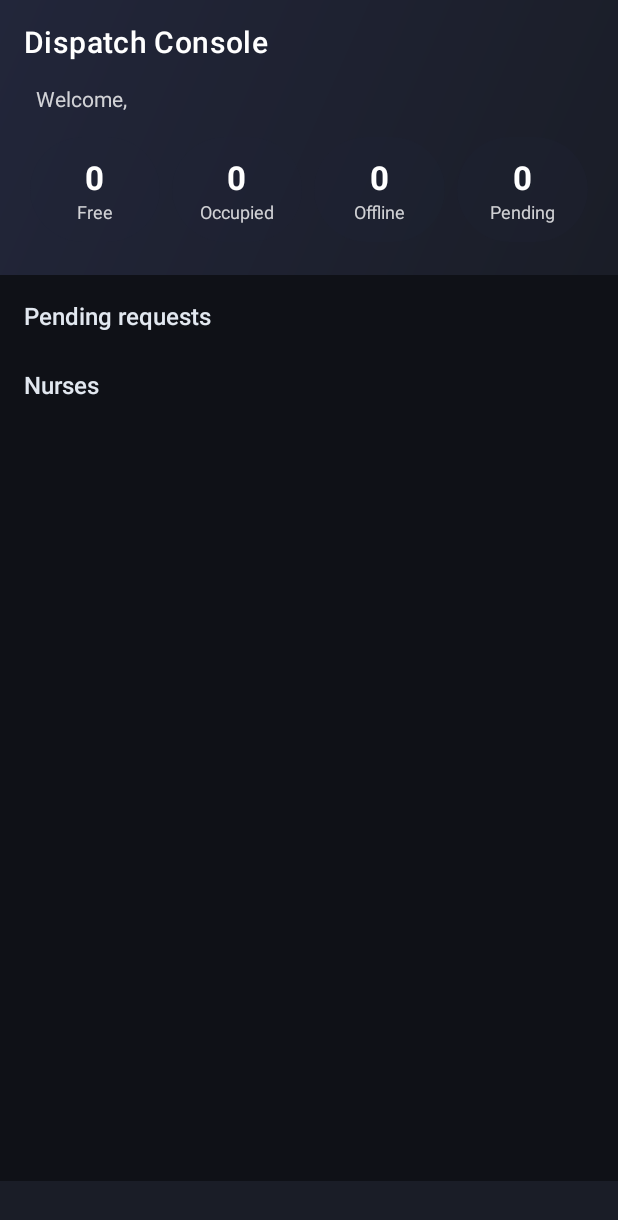
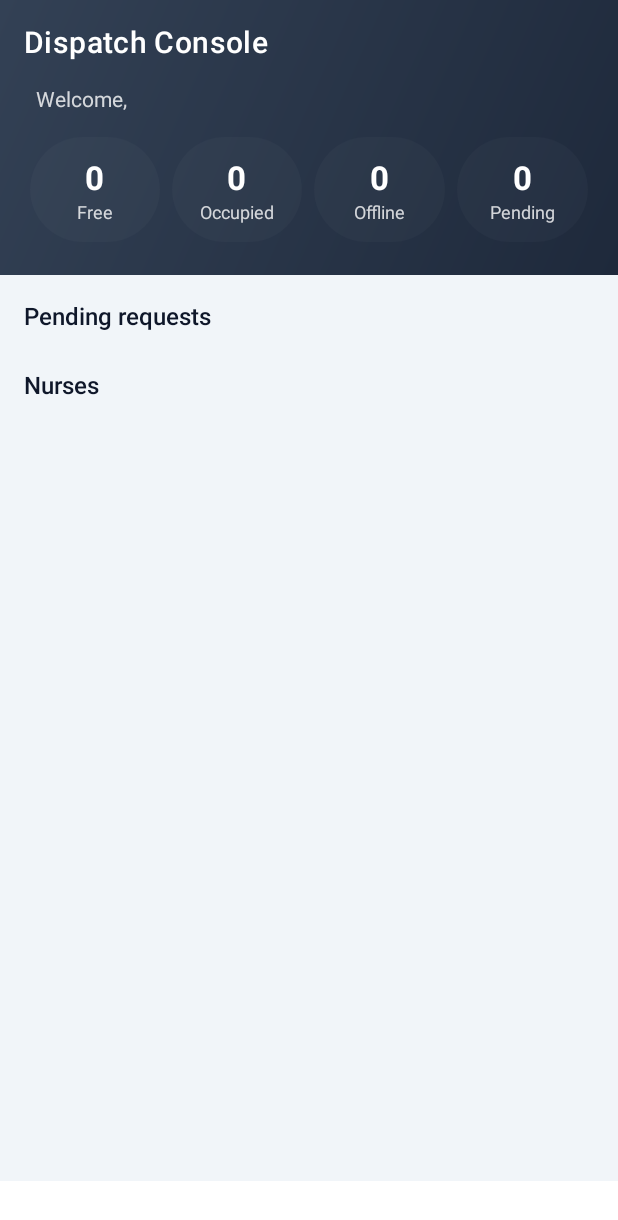
Before and after one commit to ishaanparikh14/CareVoiceAI, an Android app: the layout activity_admin.xml on its own in the app's theme, with its tools: preview values and no code run, on a phone screen of 412 x 824 dp. Shown: the top 1220 px of the screen. Run offline under Robolectric (Android 15) with nearby library versions, the light colour scheme and no system bars.

Commit message:
Admin console: adopt web dashboard information design in the app's light scheme; bump to v1.6 (versionCode 7)

```diff
--- a/app/build.gradle
+++ b/app/build.gradle
@@ -11,8 +11,8 @@ android {
         applicationId = "com.carevoice.app"
         minSdk = 26
         targetSdk = 34
-        versionCode = 6
-        versionName = "1.5"
+        versionCode = 7
+        versionName = "1.6"
 
     }
 
--- a/app/src/main/res/drawable/bg_header_admin.xml
+++ b/app/src/main/res/drawable/bg_header_admin.xml
@@ -1,9 +1,9 @@
 <?xml version="1.0" encoding="utf-8"?>
-<!-- Dark dashboard header, matching the web admin console (static/admin.html). -->
+<!-- Slate gradient for the admin dispatch console header (matches app scheme). -->
 <shape xmlns:android="http://schemas.android.com/apk/res/android">
     <gradient
-        android:startColor="#1A1D27"
-        android:endColor="#22263A"
+        android:startColor="#1E293B"
+        android:endColor="#334155"
         android:angle="135"
         android:type="linear" />
 </shape>
--- a/app/src/main/res/layout/activity_admin.xml
+++ b/app/src/main/res/layout/activity_admin.xml
@@ -4,7 +4,7 @@
     xmlns:app="http://schemas.android.com/apk/res-auto"
     android:layout_width="match_parent"
     android:layout_height="match_parent"
-    android:background="@color/adm_bg"
+    android:background="@color/colorBackground"
     android:orientation="vertical">
 
     <!-- Header -->
@@ -82,7 +82,7 @@
                 android:layout_height="wrap_content"
                 android:fontFamily="sans-serif-medium"
                 android:text="@string/admin_section_requests"
-                android:textColor="@color/adm_text"
+                android:textColor="@color/colorText"
                 android:textSize="16sp" />
 
             <TextView
@@ -91,10 +91,10 @@
                 android:layout_height="wrap_content"
                 android:layout_marginTop="8dp"
                 android:background="@drawable/bg_pill"
-                android:backgroundTint="@color/adm_surface2"
+                android:backgroundTint="@color/cv_surface_variant"
                 android:padding="14dp"
                 android:text="@string/admin_no_requests"
-                android:textColor="@color/adm_muted"
+                android:textColor="@color/colorTextSecondary"
                 android:textSize="14sp"
                 android:visibility="gone" />
 
@@ -111,7 +111,7 @@
                 android:layout_marginTop="20dp"
                 android:fontFamily="sans-serif-medium"
                 android:text="@string/admin_section_nurses"
-                android:textColor="@color/adm_text"
+                android:textColor="@color/colorText"
                 android:textSize="16sp" />
 
             <TextView
@@ -120,7 +120,7 @@
                 android:layout_height="wrap_content"
                 android:layout_marginTop="8dp"
                 android:text="@string/admin_no_nurses"
-                android:textColor="@color/adm_muted"
+                android:textColor="@color/colorTextSecondary"
                 android:textSize="14sp"
                 android:visibility="gone" />
 
@@ -145,9 +145,9 @@
         android:id="@+id/tvStatus"
         android:layout_width="match_parent"
         android:layout_height="wrap_content"
-        android:background="@color/adm_surface"
+        android:background="@color/colorCardBackground"
         android:gravity="center"
         android:padding="10dp"
-        android:textColor="@color/adm_muted"
+        android:textColor="@color/colorTextSecondary"
         android:textSize="12sp" />
 </LinearLayout>
--- a/app/src/main/res/values/themes.xml
+++ b/app/src/main/res/values/themes.xml
@@ -172,7 +172,7 @@
         <item name="android:orientation">vertical</item>
         <item name="android:gravity">center</item>
         <item name="android:background">@drawable/bg_pill</item>
-        <item name="android:backgroundTint">@color/adm_surface2</item>
+        <item name="android:backgroundTint">@color/cv_white_12</item>
         <item name="android:paddingTop">12dp</item>
         <item name="android:paddingBottom">12dp</item>
     </style>
```
Also changed, not shown: app/src/main/kotlin/com/carevoice/app/AdminActivity.kt (+6 -6 lines), app/src/main/res/layout/item_admin_alert.xml (+10 -10 lines), app/src/main/res/layout/item_admin_nurse.xml (+5 -5 lines), 1 other file.
